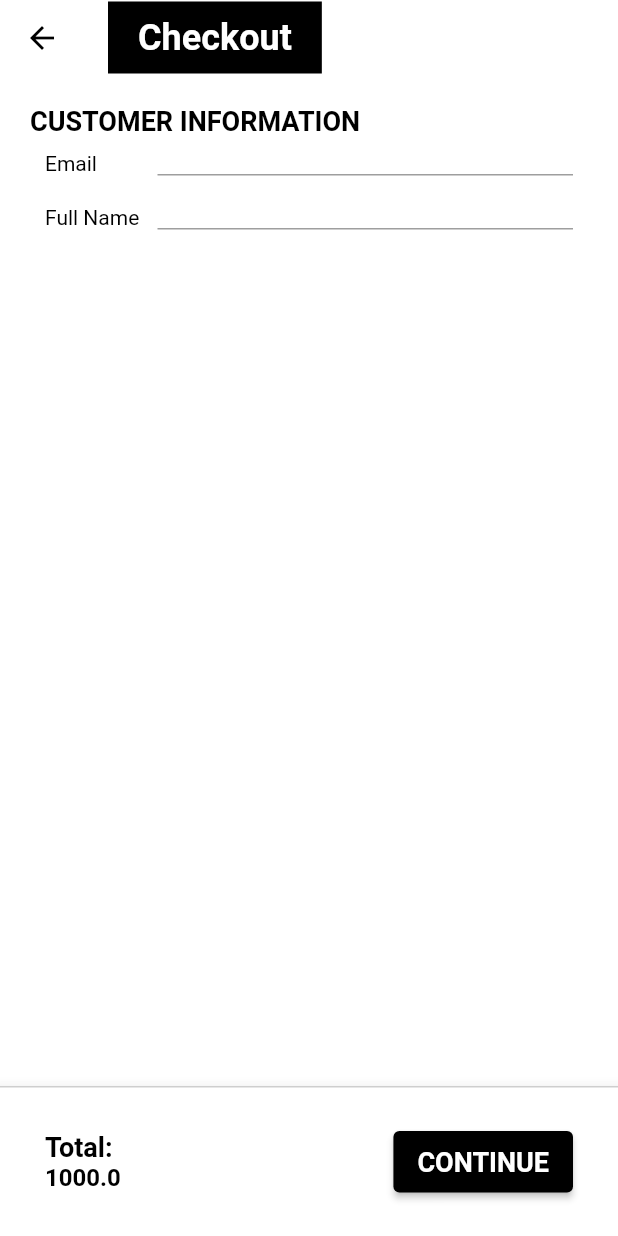
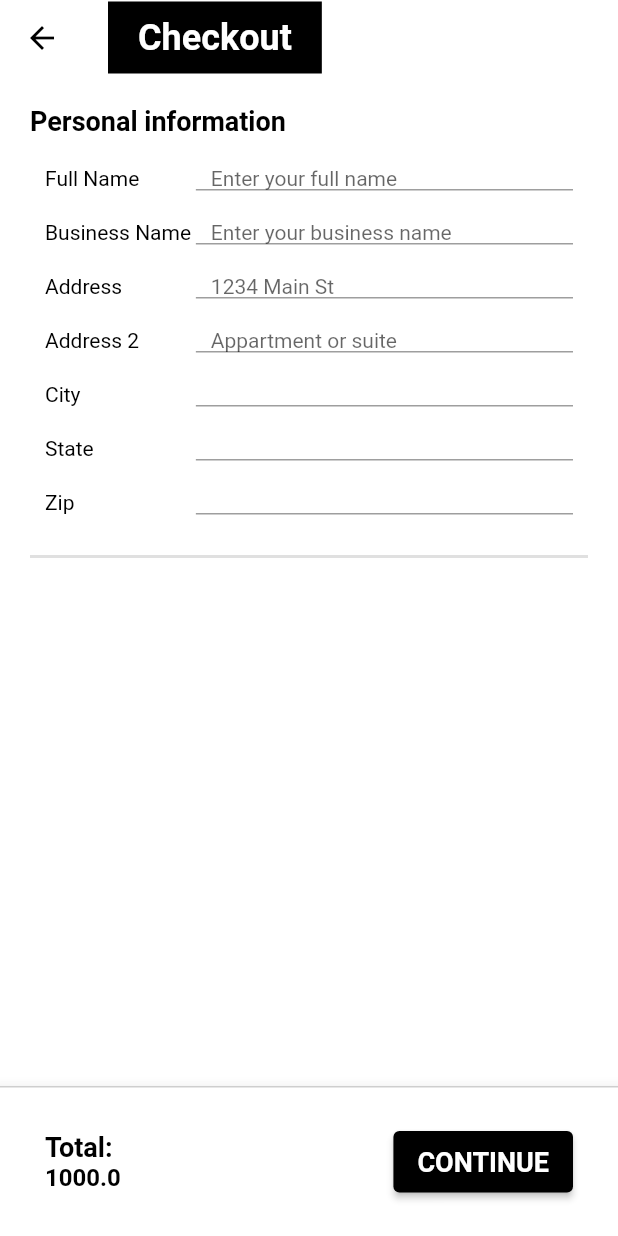
Before and after one commit to shoxrux1996/flutter_ecommerce_app, a Flutter app: the CheckoutScreen screen opened directly, on a phone screen of 412 x 824 dp. Run offline on Flutter 3.47's test engine with Material 2 defaults, Android fonts, the phone set to English and light mode, and no system bars; our stand-ins replace cached_network_image, carousel_slider, equatable, flutter_bloc; network calls fail; Roboto replaces fonts that are missing (Avenir).

Commit message:
checkout and updates in screens

```diff
--- a/lib/blocs/cart/cart_bloc.dart
+++ b/lib/blocs/cart/cart_bloc.dart
@@ -40,7 +40,7 @@ class CartBloc extends Bloc<CartEvent, CartState> {
       try {
         emit(CartLoadingState());
 
-        await Future.delayed(const Duration(seconds: 3));
+        await Future.delayed(const Duration(seconds: 1));
 
         final int itemIndex = state.cart.items.indexWhere(
           (element) => element.id == '${event.product.id}',
--- a/lib/config/app_router.dart
+++ b/lib/config/app_router.dart
@@ -1,5 +1,4 @@
 import 'package:flutter/material.dart';
-import 'package:flutter_ecommerce_app/models/models.dart';
 import 'package:flutter_ecommerce_app/screens/screens.dart';
 import 'package:flutter_ecommerce_app/widgets/widgets.dart';
 
@@ -9,7 +8,7 @@ class AppRouter {
       case RootScreen.routeName:
         return RootScreen.route();
       case CatalogScreen.routeName:
-        return CatalogScreen.route(category: settings.arguments as Category);
+        return CatalogScreen.route(title: settings.arguments as String);
       case ProductScreen.routeName:
         return ProductScreen.route(productId: settings.arguments as int);
       case WishlistScreen.routeName:
--- a/lib/extensions/string/prepend_url.dart
+++ b/lib/extensions/string/prepend_url.dart
@@ -1,5 +1,5 @@
 extension PrependUrl on String {
   String toUrl() {
-    return 'http://valiant.local/$this';
+    return 'http://192.168.68.114:8080$this';
   }
 }
--- a/lib/models/category_model.dart
+++ b/lib/models/category_model.dart
@@ -14,19 +14,19 @@ class Category extends Equatable {
 
   static List<Category> categories = [
     const Category(
-      name: 'Soft Drinks',
+      name: 'Bed Coverings',
       imageUrl:
-          'https://images.unsplash.com/photo-1534057308991-b9b3a578f1b1?ixid=MnwxMjA3fDB8MHxwaG90by1wYWdlfHx8fGVufDB8fHx8&ixlib=rb-1.2.1&auto=format&fit=crop&w=634&q=80', //https://unsplash.com/photos/5lZhD2qQ2SE
+          '/storage/products/catalog/13_Linens/ValCal180Sheets.jpg', //https://unsplash.com/photos/5lZhD2qQ2SE
     ),
     const Category(
-      name: 'Smoothies',
+      name: 'Beds & frames',
       imageUrl:
-          'https://images.unsplash.com/photo-1502741224143-90386d7f8c82?ixid=MnwxMjA3fDB8MHxwaG90by1wYWdlfHx8fGVufDB8fHx8&ixlib=rb-1.2.1&auto=format&fit=crop&w=1050&q=80', //https://unsplash.com/photos/m741tj4Cz7M
+          '/storage/products/January2023/Q0TPCzKRK3oj6AzFk4Wc.JPG', //https://unsplash.com/photos/m741tj4Cz7M
     ),
     const Category(
-      name: 'Water',
+      name: 'Equipment',
       imageUrl:
-          'https://images.unsplash.com/photo-1559839914-17aae19cec71?ixid=MnwxMjA3fDB8MHxwaG90by1wYWdlfHx8fGVufDB8fHx8&ixlib=rb-1.2.1&auto=format&fit=crop&w=634&q=80', //https://unsplash.com/photos/7Zlds3gm7NU
+          '/storage/products/July2023/n5GCWHcF8N587enb8s0Q.JPG', //https://unsplash.com/photos/7Zlds3gm7NU
     ),
   ];
 }
--- a/lib/models/menu_item_model.dart
+++ b/lib/models/menu_item_model.dart
@@ -17,109 +17,85 @@ class MenuItem extends Equatable {
   static List<MenuItem> items = const [
     MenuItem(
       id: 1,
-      name: 'Soft Drinks',
+      name: 'ARTWORK & MIRRORS',
       children: [
         MenuItem(
           id: 10,
-          name: 'Water',
-          children: [],
-        ),
-        MenuItem(
-          id: 10,
-          name: 'Spirits',
-          children: [],
-        ),
-        MenuItem(
-          id: 10,
-          name: 'Carbonated drinks',
-          children: [],
-        ),
-        MenuItem(
-          id: 10,
-          name: 'Juice and plant drinks.',
-          children: [],
-        ),
-        MenuItem(
-          id: 10,
-          name: 'Wine',
+          name: 'Artwork - Standard Frames',
           children: [],
         ),
       ],
     ),
     MenuItem(
       id: 2,
-      name: 'Smoothies',
+      name: 'BED COVERINGS',
       children: [
         MenuItem(
           id: 11,
-          name: 'Water',
-          children: [],
-        ),
-        MenuItem(
-          id: 11,
-          name: 'Spirits',
-          children: [],
-        ),
-        MenuItem(
-          id: 11,
-          name: 'Carbonated drinks',
-          children: [],
-        ),
-        MenuItem(
-          id: 11,
-          name: 'Juice and plant drinks.',
-          children: [],
-        ),
-        MenuItem(
-          id: 11,
-          name: 'Wine',
-          children: [],
-        ),
-        MenuItem(
-          id: 11,
-          name: 'Cider',
-          children: [],
-        ),
-        MenuItem(
-          id: 11,
-          name: 'Beer',
+          name: 'Pre-made Bedspreads',
           children: [],
         ),
       ],
     ),
     MenuItem(
       id: 3,
-      name: 'Water',
+      name: 'BEDS & FRAMES',
       children: [],
     ),
     MenuItem(
       id: 4,
-      name: 'Spirits',
-      children: [],
+      name: 'EQUIPMENT',
+      children: [
+        MenuItem(
+          id: 12,
+          name: 'PTAC Units & Controllers',
+          children: [],
+        ),
+        MenuItem(
+          id: 13,
+          name: 'TVs-DVDs- Accessories',
+          children: [],
+        ),
+        MenuItem(
+          id: 14,
+          name: 'Refrigerators',
+          children: [],
+        ),
+        MenuItem(
+          id: 15,
+          name: 'Microwaves',
+          children: [],
+        ),
+        MenuItem(
+          id: 16,
+          name: 'Alarm Clocks',
+          children: [],
+        ),
+      ],
     ),
     MenuItem(
       id: 5,
-      name: 'Carbonated drinks',
+      name: 'FLOOR COVERINGS',
       children: [],
     ),
     MenuItem(
       id: 6,
-      name: 'Juice and plant drinks.',
+      name: 'FURNITURE',
       children: [],
     ),
     MenuItem(
       id: 7,
-      name: 'Wine',
+      name: 'LIGHTING',
       children: [],
     ),
     MenuItem(
       id: 8,
-      name: 'Cider',
+      name: 'PUBLIC AREAS',
       children: [],
     ),
     MenuItem(
       id: 9,
-      name: 'Beer',
+      name: 'SEATING',
       children: [],
     ),
   ];
--- a/lib/screens/catalog/catalog_screen.dart
+++ b/lib/screens/catalog/catalog_screen.dart
@@ -5,16 +5,18 @@ import 'package:flutter_ecommerce_app/widgets/widgets.dart';
 class CatalogScreen extends StatelessWidget {
   static const String routeName = '/catalog';
 
-  static Route route({required Category category}) {
+  static Route route({String? title}) {
     return MaterialPageRoute(
       settings: const RouteSettings(name: routeName),
-      builder: (_) => CatalogScreen(category: category),
+      builder: (_) => CatalogScreen(
+        title: title,
+      ),
     );
   }
 
-  final Category category;
+  final String? title;
 
-  const CatalogScreen({super.key, required this.category});
+  const CatalogScreen({super.key, this.title});
 
   @override
   Widget build(BuildContext context) {
@@ -22,7 +24,7 @@ class CatalogScreen extends StatelessWidget {
 
     return Scaffold(
       appBar: CustomAppBar.defaultAppBar(
-        title: category.name,
+        title: title ?? '',
       ),
       bottomNavigationBar: CustomBottomAppBar.defaultBottomAppBar(),
       body: GridView.builder(
--- a/lib/screens/checkout/checkout_screen.dart
+++ b/lib/screens/checkout/checkout_screen.dart
@@ -23,8 +23,9 @@ class _CheckoutScreenState extends State<CheckoutScreen> {
   Widget build(BuildContext context) {
     return Scaffold(
       appBar: CustomAppBar.defaultAppBar(title: 'Checkout'),
-      bottomNavigationBar:
-          CustomBottomAppBar.checkoutBottomAppBar(total: total),
+      bottomNavigationBar: CustomBottomAppBar.checkoutBottomAppBar(
+        total: total,
+      ),
       body: SingleChildScrollView(
         child: Padding(
           padding: const EdgeInsets.all(20.0),
@@ -33,15 +34,42 @@ class _CheckoutScreenState extends State<CheckoutScreen> {
             crossAxisAlignment: CrossAxisAlignment.start,
             children: [
               Text(
-                'CUSTOMER INFORMATION',
+                'Personal information',
                 style: Theme.of(context).textTheme.displaySmall,
               ),
-              const CustomTextFormField(
-                title: 'Email',
+              const Padding(
+                padding: EdgeInsets.symmetric(vertical: 10.0),
+                child: Column(
+                  children: [
+                    CustomTextFormField(
+                      title: 'Full Name',
+                      hintText: 'Enter your full name',
+                    ),
+                    CustomTextFormField(
+                      title: 'Business Name',
+                      hintText: 'Enter your business name',
+                    ),
+                    CustomTextFormField(
+                      title: 'Address',
+                      hintText: '1234 Main St',
+                    ),
+                    CustomTextFormField(
+                      title: 'Address 2',
+                      hintText: 'Appartment or suite',
+                    ),
+                    CustomTextFormField(
+                      title: 'City',
+                    ),
+                    CustomTextFormField(
+                      title: 'State',
+                    ),
+                    CustomTextFormField(
+                      title: 'Zip',
+                    ),
+                  ],
+                ),
               ),
-              const CustomTextFormField(
-                title: 'Full Name',
-              ),
+              const Divider(thickness: 2),
             ],
           ),
         ),
--- a/lib/screens/menu/menu_screen.dart
+++ b/lib/screens/menu/menu_screen.dart
@@ -1,5 +1,6 @@
 import 'package:flutter/material.dart';
 import 'package:flutter_ecommerce_app/models/models.dart';
+import 'package:flutter_ecommerce_app/screens/catalog/catalog_screen.dart';
 import 'package:flutter_ecommerce_app/widgets/widgets.dart';
 
 class MenuScreen extends StatefulWidget {
@@ -85,7 +86,13 @@ class MenuListItem extends StatelessWidget {
           ),
         ),
       ),
-      onTap: () {},
+      onTap: () {
+        Navigator.of(context).push(
+          MaterialPageRoute(
+            builder: (context) => CatalogScreen(title: item.name),
+          ),
+        );
+      },
     );
   }
 }
--- a/lib/screens/screens.dart
+++ b/lib/screens/screens.dart
@@ -3,5 +3,5 @@ export 'home/home_screen.dart';
 export 'cart/cart_screen.dart';
 export 'catalog/catalog_screen.dart';
 export 'wishlist/wishlist_screen.dart';
-export 'product/product_sreen.dart';
+export 'product/product_screen.dart';
 export 'profile/profile_screen.dart';
--- a/lib/widgets/card/hero_carousel_card.dart
+++ b/lib/widgets/card/hero_carousel_card.dart
@@ -15,7 +15,7 @@ class HeroCarouselCard extends StatelessWidget {
       onTap: () {
         Navigator.of(context).push(
           MaterialPageRoute(
-            builder: (context) => CatalogScreen(category: category),
+            builder: (context) => CatalogScreen(title: category.name),
           ),
         );
       },
--- a/lib/widgets/text_form_field/custom_text_form_field.dart
+++ b/lib/widgets/form/text_field/custom_text_field.dart
@@ -2,11 +2,13 @@ import 'package:flutter/material.dart';
 
 class CustomTextFormField extends StatelessWidget {
   final String title;
+  final String? hintText;
   final Function(String)? onChanged;
 
   const CustomTextFormField({
     super.key,
     required this.title,
+    this.hintText,
     this.onChanged,
   });
 
@@ -15,21 +17,24 @@ class CustomTextFormField extends StatelessWidget {
     return Padding(
       padding: const EdgeInsets.all(10.0),
       child: Row(
+        mainAxisAlignment: MainAxisAlignment.spaceBetween,
         children: [
-          SizedBox(
-            width: 75,
+          Flexible(
+            flex: 2,
             child: Text(
               title,
               style: Theme.of(context).textTheme.bodyLarge,
             ),
           ),
-          Expanded(
+          Flexible(
+            flex: 5,
             child: TextFormField(
               onChanged: onChanged,
-              decoration: const InputDecoration(
+              decoration: InputDecoration(
                 isDense: true,
-                contentPadding: EdgeInsets.only(left: 10),
-                focusedBorder: UnderlineInputBorder(
+                hintText: hintText,
+                contentPadding: const EdgeInsets.only(left: 10),
+                focusedBorder: const UnderlineInputBorder(
                   borderSide: BorderSide(color: Colors.black),
                 ),
               ),
--- a/lib/widgets/widgets.dart
+++ b/lib/widgets/widgets.dart
@@ -10,8 +10,8 @@ export 'carousel/product_carousel.dart';
 export 'title/section_title.dart';
 export 'title/custom_appbar_title.dart';
 export 'image/custom_network_image.dart';
-export 'select/product_option_select.dart';
+export 'form/select/product_option_select.dart';
 export 'button/product_option_select_button.dart';
 export 'view/product_view.dart';
 export 'view/cart_view.dart';
-export 'text_form_field/custom_text_form_field.dart';
+export 'form/text_field/custom_text_field.dart';
```
Also changed, not shown: lib/screens/product/product_screen.dart (renamed from lib/screens/product/product_sreen.dart), lib/widgets/form/select/product_option_select.dart (renamed from lib/widgets/select/product_option_select.dart).
